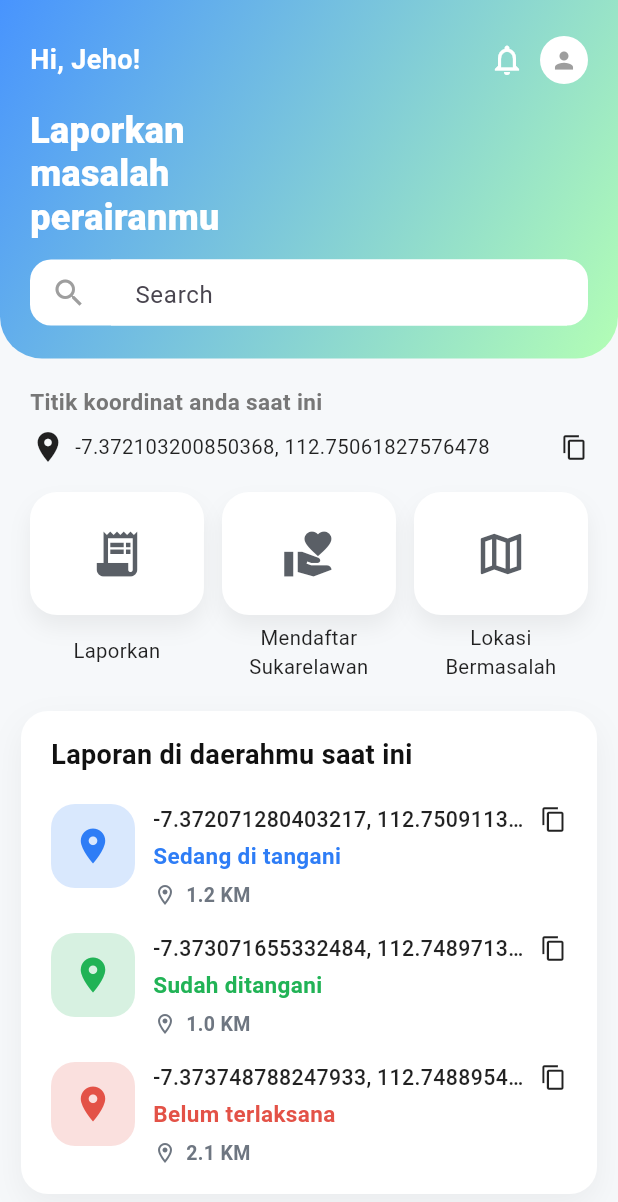
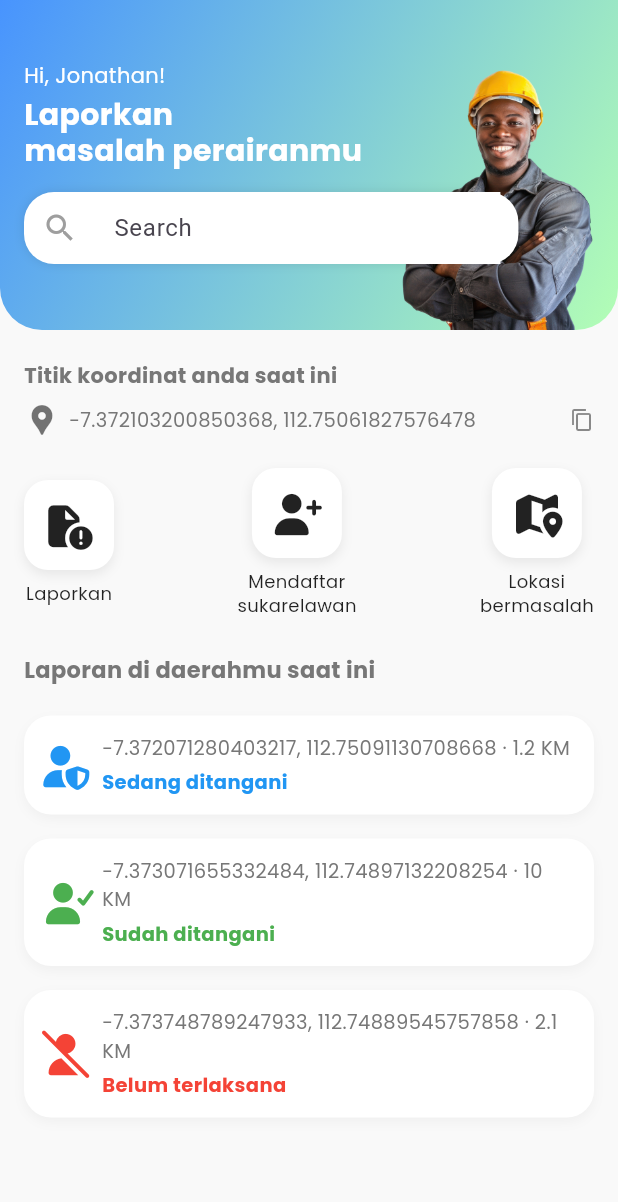
Before and after one commit to ArifbillahKamil/Water-Guard-Project, a Flutter app: the Dashboard screen opened directly, on a phone screen of 412 x 824 dp. Shown: the top 1202 px of the screen. Run offline on Flutter 3.47's test engine with Material 3 defaults, Android fonts, the phone set to English and light mode, and no system bars; our stand-ins replace font_awesome_flutter, google_fonts.

Commit message:
Update dashboard layout and hero image

```diff
--- a/lib/main.dart
+++ b/lib/main.dart
@@ -22,7 +22,7 @@ class MyApp extends StatelessWidget {
       title: 'Pelaporan Perairan',
       theme: AppTheme.lightTheme,
       debugShowCheckedModeBanner: false,
-      home: const NotificationPage(),
+      home: const Dashboard(),
     );
   }
 }
--- a/lib/screens/dashboard_screen.dart
+++ b/lib/screens/dashboard_screen.dart
@@ -1,43 +1,22 @@
 import 'package:flutter/material.dart';
-import 'package:flutter/services.dart';
+import 'package:font_awesome_flutter/font_awesome_flutter.dart';
+import 'package:google_fonts/google_fonts.dart';
 
 class Dashboard extends StatelessWidget {
   const Dashboard({super.key});
 
   @override
   Widget build(BuildContext context) {
-    final reports = <Report>[
-      Report(
-        coord: '-7.372071280403217, 112.75091130708668',
-        statusLabel: 'Sedang di tangani',
-        statusKey: ReportStatus.progress,
-        distance: '1.2 KM',
-      ),
-      Report(
-        coord: '-7.373071655332484, 112.74897132208254',
-        statusLabel: 'Sudah ditangani',
-        statusKey: ReportStatus.done,
-        distance: '1.0 KM',
-      ),
-      Report(
-        coord: '-7.373748788247933, 112.74889545775858',
-        statusLabel: 'Belum terlaksana',
-        statusKey: ReportStatus.pending,
-        distance: '2.1 KM',
-      ),
-    ];
-
     return Scaffold(
-      backgroundColor: const Color(0xFFF6F8FA),
-      body: SafeArea(
-        child: SingleChildScrollView(
+      backgroundColor: const Color(0xFFF9F9F9),
+      body: SingleChildScrollView(
         child: Column(
           crossAxisAlignment: CrossAxisAlignment.start,
           children: [
-              // ===== HEADER TANPA GAMBAR ORANG =====
+            // ===== HEADER DENGAN GAMBAR =====
             Container(
               width: double.infinity,
-                padding: const EdgeInsets.fromLTRB(20, 24, 20, 22),
+              height: 220,
               decoration: const BoxDecoration(
                 gradient: LinearGradient(
                   colors: [Color(0xFF4894FE), Color(0xFFB3FEB5)],
@@ -49,361 +28,245 @@ class Dashboard extends StatelessWidget {
                   bottomRight: Radius.circular(28),
                 ),
               ),
+              child: Stack(
+                children: [
+                  // Gambar di kanan bawah
+                  Positioned(
+                    right: 10,
+                    bottom: 0,
+                    child: Image.asset(
+                      'assets/hero_worker.png',
+                      height: 180,
+                      fit: BoxFit.contain,
+                    ),
+                  ),
+                  // Teks di kiri atas
+                  Positioned(
+                    left: 16,
+                    top: 40,
                     child: Column(
                       crossAxisAlignment: CrossAxisAlignment.start,
                       children: [
-                    Row(
-                      mainAxisAlignment: MainAxisAlignment.spaceBetween,
-                      children: [
-                        const Text(
-                          'Hi, Jeho!',
-                          style: TextStyle(
+                        Text(
+                          "Hi, Jonathan!",
+                          style: GoogleFonts.poppins(
                             color: Colors.white,
-                            fontSize: 18,
-                            fontWeight: FontWeight.bold,
+                            fontSize: 14,
                           ),
                         ),
-                        Row(
-                          children: [
-                            const Icon(
-                              Icons.notifications_none,
+                        const SizedBox(height: 4),
+                        Text(
+                          "Laporkan\nmasalah perairanmu",
+                          style: GoogleFonts.poppins(
                             color: Colors.white,
-                            ),
-                            const SizedBox(width: 10),
-                            CircleAvatar(
-                              backgroundColor: Colors.white,
-                              radius: 16,
-                              child: const Icon(
-                                Icons.person,
-                                color: Colors.grey,
-                                size: 18,
+                            fontSize: 20,
+                            fontWeight: FontWeight.bold,
+                            height: 1.2,
                           ),
                         ),
+                        const SizedBox(height: 16),
+                        // Kotak pencarian
+                        Container(
+                          width: MediaQuery.of(context).size.width * 0.8,
+                          padding: const EdgeInsets.symmetric(horizontal: 12),
+                          decoration: BoxDecoration(
+                            color: Colors.white,
+                            borderRadius: BorderRadius.circular(20),
+                            boxShadow: [
+                              BoxShadow(
+                                color: Colors.black.withOpacity(0.1),
+                                blurRadius: 5,
+                              )
                             ],
                           ),
-                      ],
-                    ),
-                    const SizedBox(height: 16),
-                    const Text(
-                      'Laporkan\nmasalah\nperairanmu',
-                      style: TextStyle(
-                        color: Colors.white,
-                        fontSize: 24,
-                        height: 1.2,
-                        fontWeight: FontWeight.w800,
-                      ),
-                    ),
-                    const SizedBox(height: 14),
-                    Container(
-                      height: 44,
-                      decoration: BoxDecoration(
-                        color: Colors.white,
-                        borderRadius: BorderRadius.circular(14),
-                      ),
-                      padding: const EdgeInsets.symmetric(horizontal: 14),
-                      child: const TextField(
+                          child: const Row(
+                            children: [
+                              Icon(Icons.search, color: Colors.grey),
+                              SizedBox(width: 8),
+                              Expanded(
+                                child: TextField(
                                   decoration: InputDecoration(
-                          hintText: 'Search',
+                                    hintText: "Search",
                                     border: InputBorder.none,
-                          icon: Icon(Icons.search, color: Colors.grey),
                                   ),
                                 ),
                               ),
                             ],
                           ),
                         ),
+                      ],
+                    ),
+                  ),
+                ],
+              ),
+            ),
 
-              const SizedBox(height: 18),
+            const SizedBox(height: 20),
 
-              // ===== KOORDINAT =====
+            // ===== TITIK KOORDINAT =====
             Padding(
-                padding: const EdgeInsets.symmetric(horizontal: 20),
+              padding: const EdgeInsets.symmetric(horizontal: 16),
               child: Column(
                 crossAxisAlignment: CrossAxisAlignment.start,
                 children: [
-                    const Text(
-                      'Titik koordinat anda saat ini',
-                      style: TextStyle(
-                        fontSize: 15,
-                        fontWeight: FontWeight.w600,
+                  Text(
+                    "Titik koordinat anda saat ini",
+                    style: GoogleFonts.poppins(
+                      fontWeight: FontWeight.bold,
+                      fontSize: 14,
                     ),
                   ),
                   const SizedBox(height: 8),
                   Row(
                     children: [
-                        const Icon(Icons.location_on, color: Colors.black87),
+                      const Icon(Icons.location_pin, color: Colors.black54),
                       const SizedBox(width: 6),
-                        const Expanded(
+                      Expanded(
                         child: Text(
-                            '-7.372103200850368, 112.75061827576478',
-                            style: TextStyle(
-                              fontSize: 13.5,
-                              color: Colors.black87,
-                            ),
-                            overflow: TextOverflow.ellipsis,
+                          "-7.372103200850368, 112.75061827576478",
+                          style: GoogleFonts.poppins(fontSize: 13),
                         ),
                       ),
-                        GestureDetector(
-                          onTap: () {
-                            Clipboard.setData(
-                              const ClipboardData(
-                                text: '-7.372103200850368, 112.75061827576478',
-                              ),
-                            );
-                            ScaffoldMessenger.of(context).showSnackBar(
-                              const SnackBar(
-                                content: Text(
-                                  'Koordinat disalin ke clipboard!',
-                                ),
-                                duration: Duration(seconds: 1),
-                              ),
-                            );
-                          },
-                          child: const Icon(Icons.copy, size: 18),
-                        ),
+                      const Icon(Icons.copy, size: 16, color: Colors.black45),
                     ],
                   ),
                 ],
               ),
             ),
 
-              const SizedBox(height: 18),
+            const SizedBox(height: 20),
 
-              // ===== 3 MENU SAMA UKURAN TANPA ASSET =====
+            // ===== 3 MENU UTAMA =====
             Padding(
-                padding: const EdgeInsets.symmetric(horizontal: 20),
+              padding: const EdgeInsets.symmetric(horizontal: 16),
               child: Row(
+                mainAxisAlignment: MainAxisAlignment.spaceBetween,
                 children: [
-                    Expanded(
-                      child: _MenuCard(
-                        label: 'Laporkan',
-                        fallbackIcon: Icons.receipt_long,
-                      ),
-                    ),
-                    const SizedBox(width: 12),
-                    Expanded(
-                      child: _MenuCard(
-                        label: 'Mendaftar\nSukarelawan',
-                        fallbackIcon: Icons.volunteer_activism,
-                      ),
-                    ),
-                    const SizedBox(width: 12),
-                    Expanded(
-                      child: _MenuCard(
-                        label: 'Lokasi\nBermasalah',
-                        fallbackIcon: Icons.map_outlined,
-                      ),
-                    ),
+                  _mainButton(FontAwesomeIcons.fileCircleExclamation, "Laporkan"),
+                  _mainButton(FontAwesomeIcons.userPlus, "Mendaftar\nsukarelawan"),
+                  _mainButton(FontAwesomeIcons.mapLocationDot, "Lokasi\nbermasalah"),
                 ],
               ),
             ),
 
-              const SizedBox(height: 22),
+            const SizedBox(height: 24),
+
+            // ===== LAPORAN =====
+            Padding(
+              padding: const EdgeInsets.symmetric(horizontal: 16),
+              child: Text(
+                "Laporan di daerahmu saat ini",
+                style: GoogleFonts.poppins(
+                  fontWeight: FontWeight.bold,
+                  fontSize: 15,
+                ),
+              ),
+            ),
+
+            const SizedBox(height: 12),
 
             // ===== LIST LAPORAN =====
-              if (reports.isNotEmpty) ...[
+            _reportCard(
+              color: Colors.blue,
+              icon: FontAwesomeIcons.userShield,
+              title: "Sedang ditangani",
+              coord: "-7.372071280403217, 112.75091130708668 · 1.2 KM",
+            ),
+            _reportCard(
+              color: Colors.green,
+              icon: FontAwesomeIcons.userCheck,
+              title: "Sudah ditangani",
+              coord: "-7.373071655332484, 112.74897132208254 · 10 KM",
+            ),
+            _reportCard(
+              color: Colors.red,
+              icon: FontAwesomeIcons.userSlash, // Ganti userTimes -> userSlash
+              title: "Belum terlaksana",
+              coord: "-7.373748789247933, 112.74889545757858 · 2.1 KM",
+            ),
+
+            const SizedBox(height: 30),
+          ],
+        ),
+      ),
+    );
+  }
+
+  // ====== WIDGET TOMBOL MENU UTAMA ======
+  Widget _mainButton(IconData icon, String text) {
+    return Column(
+      children: [
         Container(
-                  margin: const EdgeInsets.symmetric(horizontal: 14),
-                  padding: const EdgeInsets.fromLTRB(14, 16, 14, 10),
+          height: 60,
+          width: 60,
+          decoration: BoxDecoration(
+            color: Colors.white,
+            borderRadius: BorderRadius.circular(16),
+            boxShadow: [
+              BoxShadow(
+                color: Colors.grey.withOpacity(0.2),
+                blurRadius: 6,
+                offset: const Offset(0, 3),
+              ),
+            ],
+          ),
+          child: Icon(icon, color: Colors.black87, size: 28),
+        ),
+        const SizedBox(height: 8),
+        Text(
+          text,
+          style: GoogleFonts.poppins(
+            fontSize: 12,
+            color: Colors.black87,
+            height: 1.3,
+          ),
+          textAlign: TextAlign.center,
+        ),
+      ],
+    );
+  }
+
+  // ====== WIDGET KARTU LAPORAN ======
+  Widget _reportCard({
+    required Color color,
+    required IconData icon,
+    required String title,
+    required String coord,
+  }) {
+    return Container(
+      margin: const EdgeInsets.symmetric(horizontal: 16, vertical: 8),
+      padding: const EdgeInsets.all(12),
       decoration: BoxDecoration(
         color: Colors.white,
         borderRadius: BorderRadius.circular(18),
         boxShadow: [
           BoxShadow(
-                        color: Colors.black.withOpacity(.05),
-                        blurRadius: 18,
-                        offset: const Offset(0, 8),
+            color: Colors.grey.withOpacity(0.1),
+            blurRadius: 6,
+            offset: const Offset(0, 3),
           ),
         ],
       ),
-                  child: Column(
-                    crossAxisAlignment: CrossAxisAlignment.start,
+      child: Row(
         children: [
-                      const Padding(
-                        padding: EdgeInsets.symmetric(horizontal: 6),
-                        child: Text(
-                          'Laporan di daerahmu saat ini',
-                          style: TextStyle(
-                            fontSize: 18,
-                            fontWeight: FontWeight.w700,
-                            color: Color(0xFF111111),
-                          ),
-                        ),
-                      ),
-                      const SizedBox(height: 12),
-                      ...reports.map((r) => _ReportTile(report: r)).toList(),
-                    ],
-                  ),
-                ),
-                const SizedBox(height: 26),
-              ],
-            ],
-          ),
-        ),
-      ),
-    );
-  }
-}
-
-enum ReportStatus { progress, done, pending }
-
-class Report {
-  final String coord;
-  final String statusLabel;
-  final ReportStatus statusKey;
-  final String distance;
-  Report({
-    required this.coord,
-    required this.statusLabel,
-    required this.statusKey,
-    required this.distance,
-  });
-}
-
-class _MenuCard extends StatelessWidget {
-  const _MenuCard({required this.label, this.fallbackIcon});
-
-  final String label;
-  final IconData? fallbackIcon;
-
-  @override
-  Widget build(BuildContext context) {
-    return Column(
-      children: [
-        Container(
-          height: 82,
-          decoration: BoxDecoration(
-            color: Colors.white,
-            borderRadius: BorderRadius.circular(18),
-            boxShadow: [
-              BoxShadow(
-                color: Colors.black.withOpacity(.06),
-                blurRadius: 12,
-                offset: const Offset(0, 8),
-              ),
-            ],
-          ),
-          child: Center(
-            child: Icon(
-              fallbackIcon ?? Icons.image_not_supported_outlined,
-              size: 36,
-              color: const Color(0xFF5A5F66),
-            ),
-          ),
-        ),
-        const SizedBox(height: 6),
-        SizedBox(
-          height: 36,
-          child: Center(
-            child: Text(
-              label,
-              textAlign: TextAlign.center,
-              maxLines: 2,
-              overflow: TextOverflow.ellipsis,
-              style: const TextStyle(fontSize: 13.5, color: Colors.black87),
-            ),
-          ),
-        ),
-      ],
-    );
-  }
-}
-
-class _ReportTile extends StatelessWidget {
-  const _ReportTile({required this.report});
-  final Report report;
-
-  Color get _statusColor {
-    switch (report.statusKey) {
-      case ReportStatus.progress:
-        return const Color(0xFF2E7DF6);
-      case ReportStatus.done:
-        return const Color(0xFF21B356);
-      case ReportStatus.pending:
-        return const Color(0xFFE35247);
-    }
-  }
-
-  @override
-  Widget build(BuildContext context) {
-    return Padding(
-      padding: const EdgeInsets.symmetric(vertical: 8, horizontal: 6),
-      child: Row(
-        crossAxisAlignment: CrossAxisAlignment.start,
-        children: [
-          Container(
-            width: 56,
-            height: 56,
-            decoration: BoxDecoration(
-              color: _statusColor.withOpacity(.18),
-              borderRadius: BorderRadius.circular(16),
-            ),
-            child: Center(
-              child: Icon(Icons.location_on, size: 28, color: _statusColor),
-            ),
-          ),
+          Icon(icon, color: color, size: 28),
           const SizedBox(width: 12),
           Expanded(
             child: Column(
               crossAxisAlignment: CrossAxisAlignment.start,
               children: [
-                Row(
-                  children: [
-                    Expanded(
-                      child: Text(
-                        report.coord,
-                        style: const TextStyle(
-                          fontSize: 14.2,
-                          color: Colors.black87,
-                          fontWeight: FontWeight.w500,
-                        ),
-                        overflow: TextOverflow.ellipsis,
-                      ),
-                    ),
-                    GestureDetector(
-                      onTap: () {
-                        Clipboard.setData(ClipboardData(text: report.coord));
-                        ScaffoldMessenger.of(context).showSnackBar(
-                          const SnackBar(
-                            content: Text('Koordinat disalin'),
-                            duration: Duration(seconds: 1),
-                          ),
-                        );
-                      },
-                      child: const Padding(
-                        padding: EdgeInsets.only(left: 8.0),
-                        child: Icon(Icons.copy, size: 18),
-                      ),
-                    ),
-                  ],
+                Text(
+                  coord,
+                  style: GoogleFonts.poppins(fontSize: 13),
                 ),
                 const SizedBox(height: 4),
                 Text(
-                  report.statusLabel,
-                  style: TextStyle(
-                    fontSize: 15,
-                    fontWeight: FontWeight.w700,
-                    color: _statusColor,
+                  title,
+                  style: GoogleFonts.poppins(
+                    color: color,
+                    fontWeight: FontWeight.bold,
+                    fontSize: 13,
                   ),
-                ),
-                const SizedBox(height: 6),
-                Row(
-                  children: [
-                    const Icon(
-                      Icons.location_on_outlined,
-                      size: 16,
-                      color: Color(0xFF6E7681),
-                    ),
-                    const SizedBox(width: 6),
-                    Text(
-                      report.distance,
-                      style: const TextStyle(
-                        fontSize: 13,
-                        color: Color(0xFF6E7681),
-                        fontWeight: FontWeight.w600,
-                      ),
-                    ),
-                  ],
                 ),
               ],
             ),
--- a/pubspec.yaml
+++ b/pubspec.yaml
@@ -12,6 +12,7 @@ dependencies:
     sdk: flutter
   google_fonts: ^6.1.0
   font_awesome_flutter: ^10.6.0
+  line_icons: ^2.0.1
 
 dev_dependencies:
   flutter_test:
@@ -23,6 +24,7 @@ flutter:
   uses-material-design: true
   assets:
     - assets/hero_worker.png
+
     # - assets/icons/report.png
     # - assets/icons/volunteer.png
     # - assets/icons/map.png
```
Also changed, not shown: pubspec.lock. Lines whose indentation alone changed are shown as unchanged.
